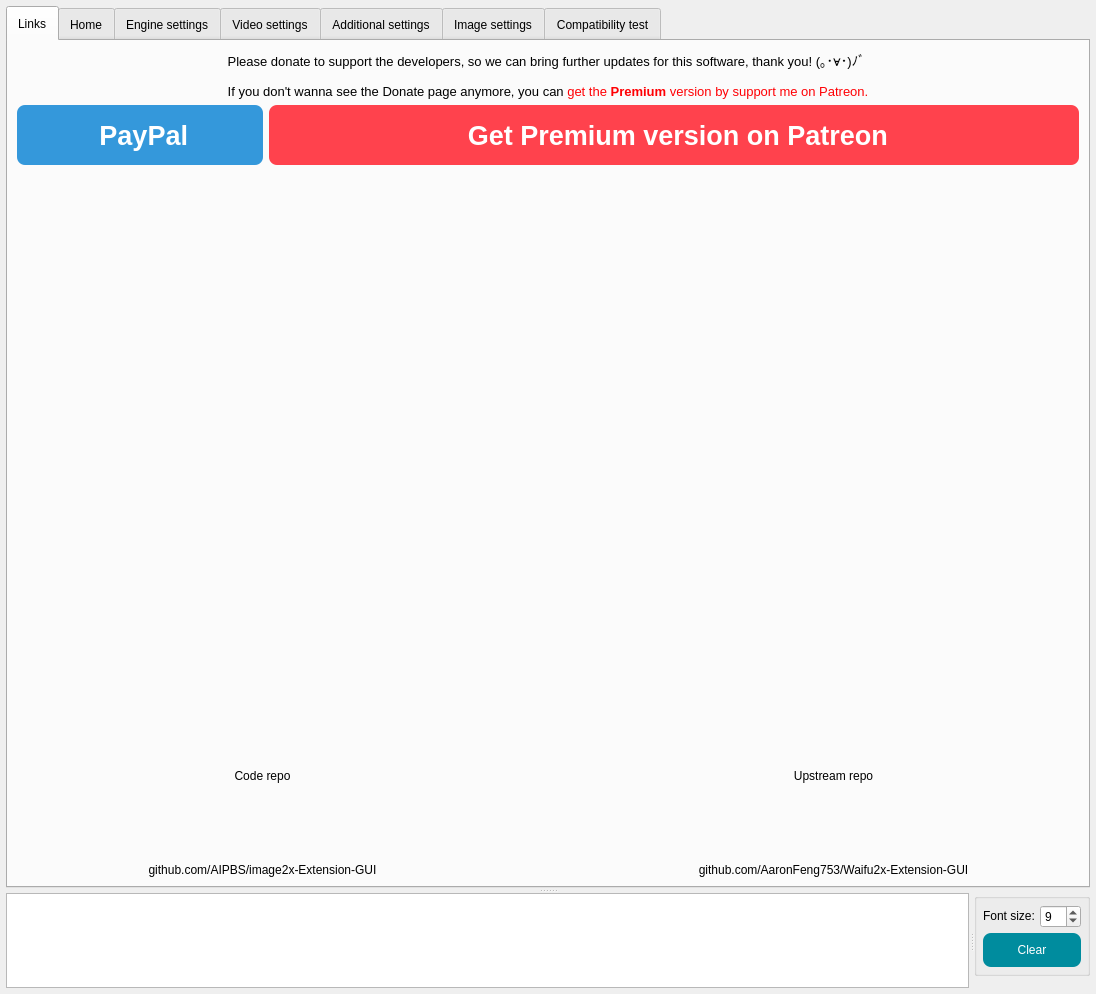
AIPBS/image2x-Extension-GUI, file src_code/image2x-Extension-QT/mainwindow.ui: the form before one commit.
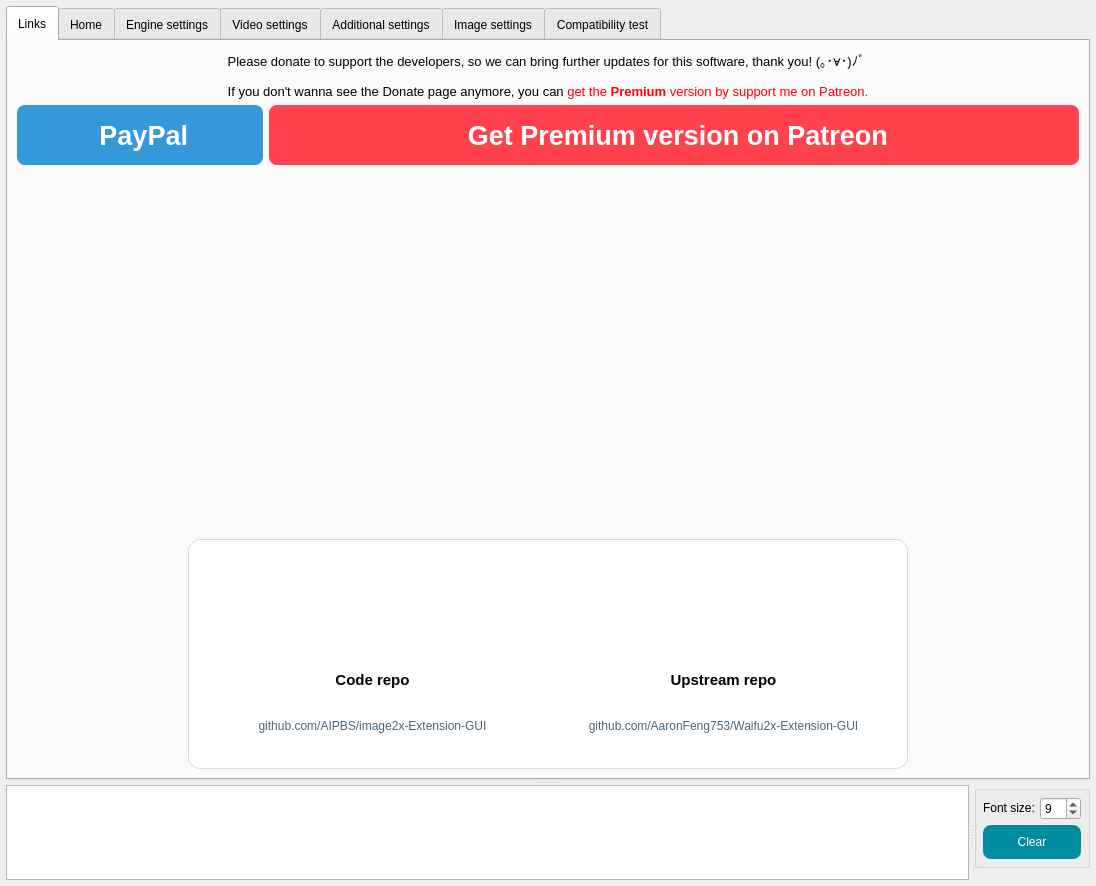
The form after the commit. The open tabs and pages were chosen to show the change. Icons and pictures are not drawn.

Commit message: feat: improve links and compatibility controls

The edit to the form file:
```diff
--- a/src_code/image2x-Extension-QT/mainwindow.ui
+++ b/src_code/image2x-Extension-QT/mainwindow.ui
@@ -359,19 +359,57 @@
            </property>
           </widget>
          </item>
-           <item row="3" column="0">
-           <layout class="QHBoxLayout" name="horizontalLayout_Links">
-            <property name="spacing">
-             <number>80</number>
+          <item row="3" column="0" alignment="Qt::AlignCenter">
+           <widget class="QFrame" name="frame_LinksCard">
+            <property name="minimumSize">
+             <size>
+              <width>720</width>
+              <height>230</height>
+             </size>
             </property>
-            <item>
-             <layout class="QVBoxLayout" name="verticalLayout_CodeRepo">
-              <item>
+            <property name="maximumSize">
+             <size>
+              <width>720</width>
+              <height>230</height>
+             </size>
+            </property>
+            <property name="styleSheet">
+             <string notr="true">QFrame#frame_LinksCard { background: #ffffff; border: 1px solid #d5dce3; border-radius: 12px; }</string>
+            </property>
+            <property name="frameShape">
+             <enum>QFrame::StyledPanel</enum>
+            </property>
+            <layout class="QGridLayout" name="gridLayout_Links">
+             <property name="leftMargin">
+              <number>32</number>
+             </property>
+             <property name="topMargin">
+              <number>22</number>
+             </property>
+             <property name="rightMargin">
+              <number>32</number>
+             </property>
+             <property name="bottomMargin">
+              <number>22</number>
+             </property>
+             <property name="horizontalSpacing">
+              <number>48</number>
+             </property>
+             <property name="verticalSpacing">
+              <number>6</number>
+             </property>
+             <item row="0" column="0" alignment="Qt::AlignCenter">
                <widget class="QPushButton" name="pushButton_CodeRepo">
                 <property name="minimumSize">
                  <size>
-                  <width>150</width>
-                  <height>150</height>
+                 <width>92</width>
+                 <height>92</height>
+                </size>
+               </property>
+               <property name="maximumSize">
+                <size>
+                 <width>92</width>
+                 <height>92</height>
                  </size>
                 </property>
                 <property name="toolTip">
@@ -386,42 +424,24 @@
                 </property>
                 <property name="iconSize">
                  <size>
-                  <width>110</width>
-                  <height>110</height>
+                 <width>76</width>
+                 <height>76</height>
                  </size>
                 </property>
                </widget>
               </item>
-              <item>
-               <widget class="QLabel" name="label_CodeRepo">
-                <property name="text">
-                 <string>Code repo</string>
-                </property>
-                <property name="alignment">
-                 <set>Qt::AlignCenter</set>
-                </property>
-               </widget>
-              </item>
-              <item>
-               <widget class="QLabel" name="label_CodeRepoUrl">
-                <property name="text">
-                 <string>github.com/AIPBS/image2x-Extension-GUI</string>
-                </property>
-                <property name="alignment">
-                 <set>Qt::AlignCenter</set>
-                </property>
-               </widget>
-              </item>
-             </layout>
-            </item>
-            <item>
-             <layout class="QVBoxLayout" name="verticalLayout_UpstreamRepo">
-              <item>
+             <item row="0" column="1" alignment="Qt::AlignCenter">
                <widget class="QPushButton" name="pushButton_UpstreamRepo">
                 <property name="minimumSize">
                  <size>
-                  <width>150</width>
-                  <height>150</height>
+                 <width>92</width>
+                 <height>92</height>
+                </size>
+               </property>
+               <property name="maximumSize">
+                <size>
+                 <width>92</width>
+                 <height>92</height>
                  </size>
                 </property>
                 <property name="toolTip">
@@ -436,14 +456,38 @@
                 </property>
                 <property name="iconSize">
                  <size>
-                  <width>110</width>
-                  <height>110</height>
+                 <width>76</width>
+                 <height>76</height>
                  </size>
                 </property>
                </widget>
               </item>
-              <item>
+             <item row="1" column="0">
+              <widget class="QLabel" name="label_CodeRepo">
+               <property name="font">
+                <font>
+                 <pointsize>11</pointsize>
+                 <weight>75</weight>
+                 <bold>true</bold>
+                </font>
+               </property>
+               <property name="text">
+                <string>Code repo</string>
+               </property>
+               <property name="alignment">
+                <set>Qt::AlignCenter</set>
+               </property>
+              </widget>
+             </item>
+             <item row="1" column="1">
                <widget class="QLabel" name="label_UpstreamRepo">
+               <property name="font">
+                <font>
+                 <pointsize>11</pointsize>
+                 <weight>75</weight>
+                 <bold>true</bold>
+                </font>
+               </property>
                 <property name="text">
                  <string>Upstream repo</string>
                 </property>
@@ -452,8 +496,24 @@
                 </property>
                </widget>
               </item>
-              <item>
+             <item row="2" column="0">
+              <widget class="QLabel" name="label_CodeRepoUrl">
+               <property name="styleSheet">
+                <string notr="true">color: #4b6377;</string>
+               </property>
+               <property name="text">
+                <string>github.com/AIPBS/image2x-Extension-GUI</string>
+               </property>
+               <property name="alignment">
+                <set>Qt::AlignCenter</set>
+               </property>
+              </widget>
+             </item>
+             <item row="2" column="1">
                <widget class="QLabel" name="label_UpstreamRepoUrl">
+               <property name="styleSheet">
+                <string notr="true">color: #4b6377;</string>
+               </property>
                 <property name="text">
                  <string>github.com/AaronFeng753/Waifu2x-Extension-GUI</string>
                 </property>
@@ -463,8 +523,7 @@
                </widget>
               </item>
              </layout>
-            </item>
-           </layout>
+           </widget>
           </item>
          </layout>
         </widget>
```
Lines whose indentation alone changed are shown as unchanged. The commit also changes 3 other files.
